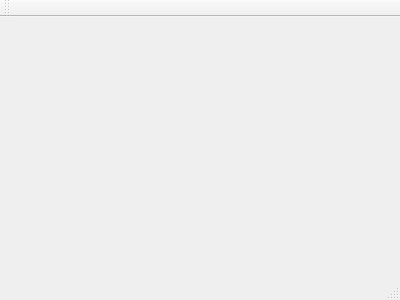
Above: Lab1/Lab1/Lab1.ui from Beolol/LabWorksPMPU before the change. Below: the same form after it.
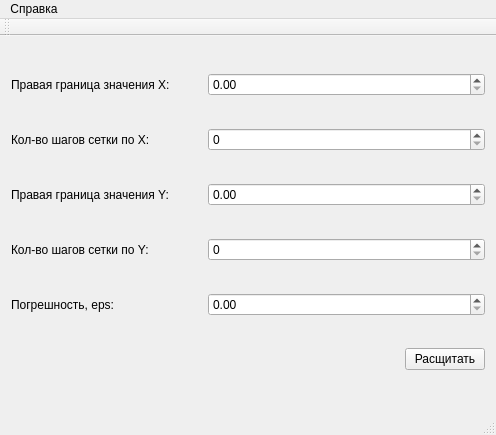
That is the form after the change.

Commit message: Реализация алгоритма

Diff of the .ui file:
```diff
--- a/Lab1/Lab1/Lab1.ui
+++ b/Lab1/Lab1/Lab1.ui
@@ -1,24 +1,131 @@
 <ui version="4.0">
  <class>Lab1</class>
- <widget class="QMainWindow" name="Lab1" >
-  <property name="geometry" >
+ <widget class="QMainWindow" name="Lab1">
+  <property name="geometry">
    <rect>
     <x>0</x>
     <y>0</y>
-    <width>400</width>
-    <height>300</height>
+    <width>496</width>
+    <height>435</height>
    </rect>
   </property>
   <property name="windowTitle" >
    <string>Lab1</string>
   </property>
-  <widget class="QMenuBar" name="menuBar" />
-  <widget class="QToolBar" name="mainToolBar" />
-  <widget class="QWidget" name="centralWidget" />
-  <widget class="QStatusBar" name="statusBar" />
+  <widget class="QWidget" name="centralWidget">
+   <layout class="QGridLayout" name="gridLayout">
+    <item row="1" column="2" colspan="2">
+     <widget class="QSpinBox" name="editGridNumberX"/>
+    </item>
+    <item row="0" column="0">
+     <widget class="QLabel" name="label">
+      <property name="text">
+       <string>Правая граница значения X:</string>
+      </property>
+     </widget>
+    </item>
+    <item row="1" column="0">
+     <widget class="QLabel" name="label_2">
+      <property name="text">
+       <string>Кол-во шагов сетки по X:</string>
+      </property>
+     </widget>
+    </item>
+    <item row="2" column="0">
+     <widget class="QLabel" name="label_4">
+      <property name="text">
+       <string>Правая граница значения Y:</string>
+      </property>
+     </widget>
+    </item>
+    <item row="3" column="0">
+     <widget class="QLabel" name="label_3">
+      <property name="text">
+       <string>Кол-во шагов сетки по Y:</string>
+      </property>
+     </widget>
+    </item>
+    <item row="4" column="0">
+     <widget class="QLabel" name="label_5">
+      <property name="text">
+       <string>Погрешность, eps:</string>
+      </property>
+     </widget>
+    </item>
+    <item row="5" column="0">
+     <spacer name="horizontalSpacer">
+      <property name="orientation">
+       <enum>Qt::Horizontal</enum>
+      </property>
+      <property name="sizeHint" stdset="0">
+       <size>
+        <width>193</width>
+        <height>20</height>
+       </size>
+      </property>
+     </spacer>
+    </item>
+    <item row="5" column="2">
+     <spacer name="horizontalSpacer_3">
+      <property name="orientation">
+       <enum>Qt::Horizontal</enum>
+      </property>
+      <property name="sizeHint" stdset="0">
+       <size>
+        <width>192</width>
+        <height>20</height>
+       </size>
+      </property>
+     </spacer>
+    </item>
+    <item row="5" column="3">
+     <widget class="QPushButton" name="btnStart">
+      <property name="text">
+       <string>Расщитать</string>
+      </property>
+     </widget>
+    </item>
+    <item row="3" column="2" colspan="2">
+     <widget class="QSpinBox" name="editGridNumberY"/>
+    </item>
+    <item row="0" column="2" colspan="2">
+     <widget class="QDoubleSpinBox" name="editRightX"/>
+    </item>
+    <item row="2" column="2" colspan="2">
+     <widget class="QDoubleSpinBox" name="editRightY"/>
+    </item>
+    <item row="4" column="2" colspan="2">
+     <widget class="QDoubleSpinBox" name="editEps"/>
+    </item>
+   </layout>
+  </widget>
+  <widget class="QMenuBar" name="menuBar">
+   <property name="geometry">
+    <rect>
+     <x>0</x>
+     <y>0</y>
+     <width>496</width>
+     <height>21</height>
+    </rect>
+   </property>
+   <widget class="QMenu" name="menu">
+    <property name="title">
+     <string>Справка</string>
+    </property>
+   </widget>
+   <addaction name="menu"/>
+  </widget>
+  <widget class="QToolBar" name="mainToolBar">
+   <attribute name="toolBarArea">
+    <enum>TopToolBarArea</enum>
+   </attribute>
+   <attribute name="toolBarBreak">
+    <bool>false</bool>
+   </attribute>
+  </widget>
+  <widget class="QStatusBar" name="statusBar"/>
  </widget>
- <layoutDefault spacing="6" margin="11" />
- <pixmapfunction></pixmapfunction>
+ <layoutdefault spacing="6" margin="11"/>
  <resources/>
  <connections/>
 </ui>
```
Left out of the diff: 3 changed lines with no effect on the pictures. The commit also changes 2 other files.
